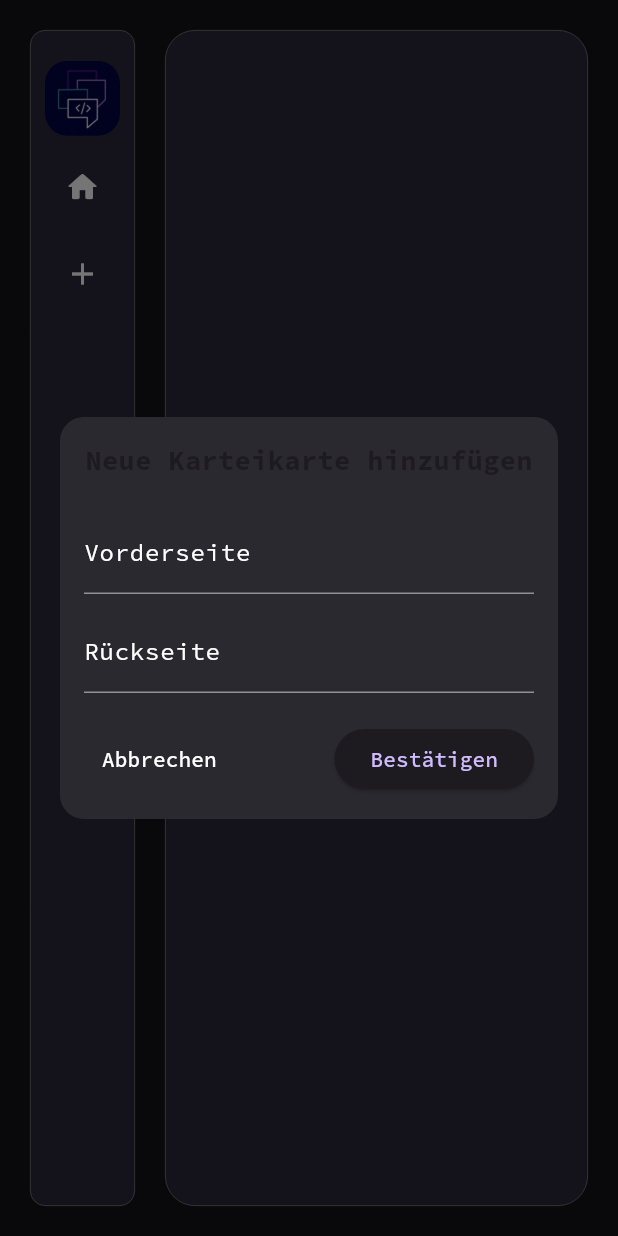
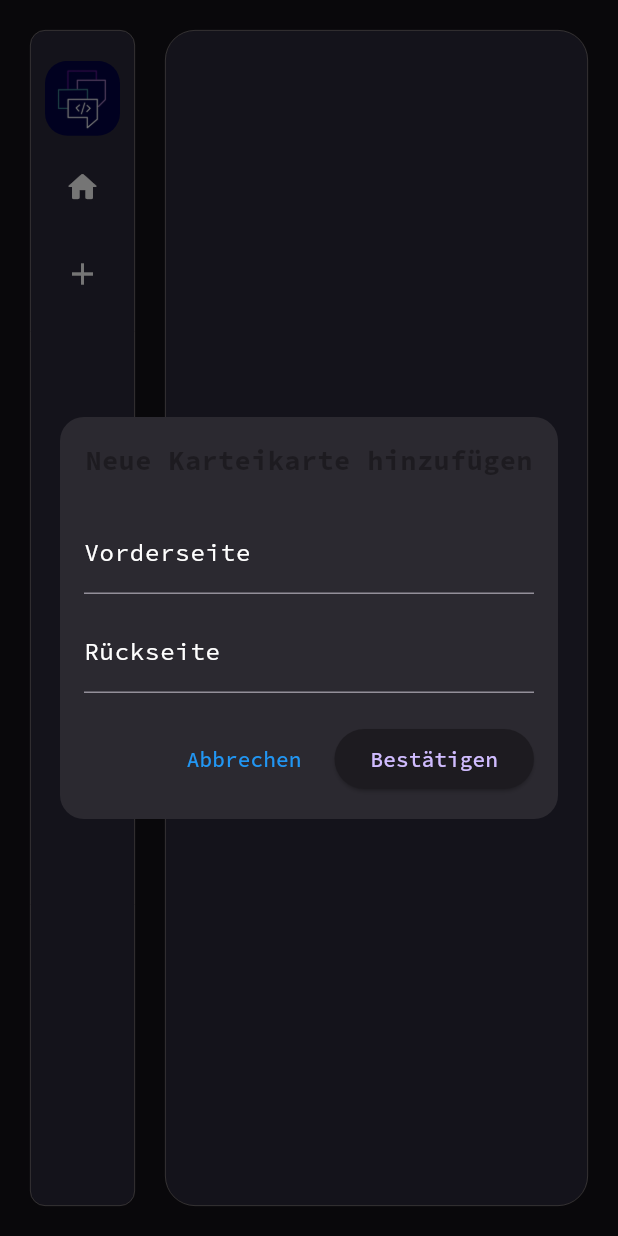
Before and after one commit to hilal09/CodeCard, a Flutter app: the screen it shows after launch, after a tap on "Neue Karteikarte hinzufügen", on a phone screen of 412 x 824 dp. Run offline on Flutter 3.47's test engine with Material 3 defaults, Android fonts, the phone set to English and light mode, and no system bars; our stand-ins replace google_fonts, lottie.

Commit message:
flashcard

```diff
--- a/lib/pages/flashcard_page.dart
+++ b/lib/pages/flashcard_page.dart
@@ -16,6 +16,7 @@ class FlashcardPage extends StatelessWidget {
           ),
           elevation: 0,
           child: Container(
+            width: 1000,
             padding: EdgeInsets.all(16),
             child: Column(
               mainAxisSize: MainAxisSize.min,
@@ -44,17 +45,18 @@ class FlashcardPage extends StatelessWidget {
                 ),
                 SizedBox(height: 20),
                 Row(
-                  mainAxisAlignment: MainAxisAlignment.spaceBetween,
+                  mainAxisAlignment: MainAxisAlignment.end,
                   children: [
                     TextButton(
                       onPressed: () {
                         Navigator.of(context).pop();
                       },
-                      child: Text('Abbrechen', style: TextStyle(color: Colors.white)),
+                      child: Text('Abbrechen', style: TextStyle(color: Colors.blue)),
                     ),
+                    SizedBox(width: 10),
                     ElevatedButton(
                       onPressed: () {
-                        // logik karteikarte speichern
+                        // Hier kannst du die Logik zum Speichern der Karteikarte implementieren
                         String frontText = frontController.text;
                         String backText = backController.text;
                         print('Vorderseite: $frontText, Rückseite: $backText');
@@ -105,14 +107,14 @@ class FlashcardPage extends StatelessWidget {
                 IconButton(
                   icon: Icon(Icons.home_rounded, color: Colors.white),
                   onPressed: () {
-                    // logik home button
+                    // Füge hier die Logik für den Home-Button hinzu
                   },
                 ),
                 SizedBox(height: 10),
                 IconButton(
                   icon: Icon(Icons.add, color: Colors.white),
                   onPressed: () {
-                    addFlashcard(context);
+                    //neues lernset erstellen
                   },
                 ),
               ],
```
